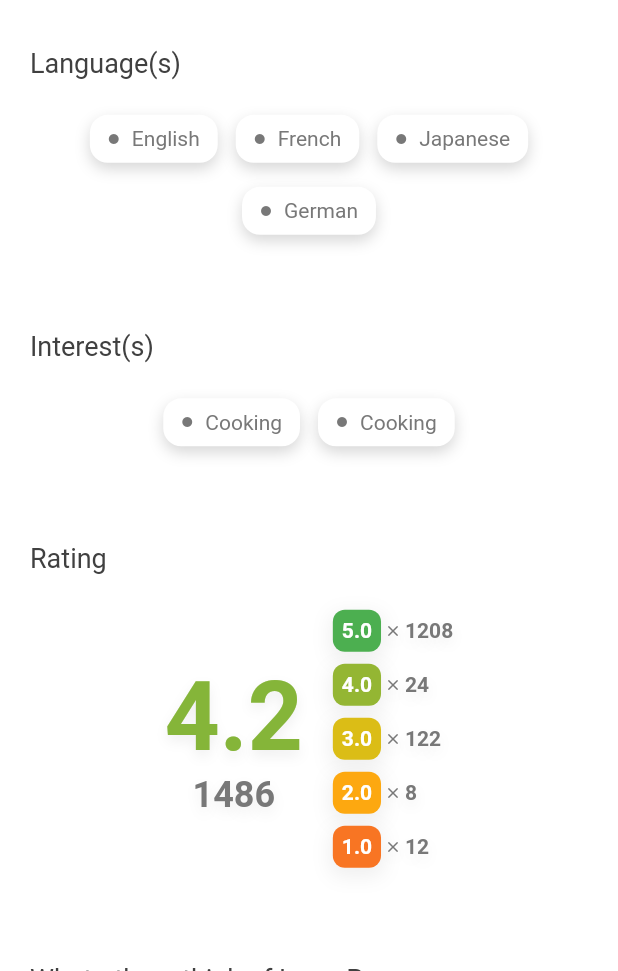
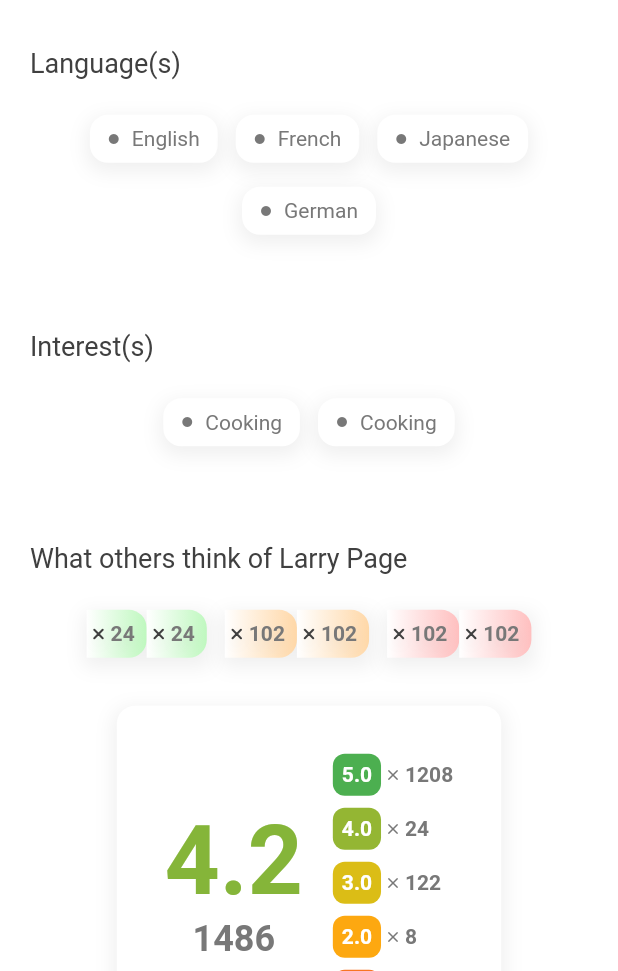
Before and after one commit to bryan-ilman-2002/polkatalk, a Flutter app: the ProfileModal widget shown alone on an empty page, opened directly, on a phone screen of 412 x 824 dp, the part 265-1236 px from its top. Run offline on Flutter 3.47's test engine with Material 2 defaults, Android fonts, the phone set to English and light mode, and no system bars; our stand-ins replace flutter_riverpod, flutter_svg, table_calendar; missing offline and left inert: omni_datetime_picker; Roboto replaces fonts that are missing (Mukta).

Commit message:
profile modal improvements

```diff
--- a/lib/widgets/modals/profile_modal.dart
+++ b/lib/widgets/modals/profile_modal.dart
@@ -1,6 +1,7 @@
 import 'package:flutter/material.dart';
 import 'package:polkatalk/enums/opinion.dart';
 import 'package:polkatalk/functions/getters/app_colors.dart';
+import 'package:polkatalk/functions/getters/heavy_shadow.dart';
 import 'package:polkatalk/functions/getters/light_shadow.dart';
 import 'package:polkatalk/functions/getters/rating_color.dart';
 import 'package:polkatalk/widgets/custom_scroll_behavior.dart';
@@ -191,219 +192,6 @@ class ProfileModal extends StatelessWidget {
                           height: 64,
                         ),
                         Text(
-                          'Rating',
-                          style: TextStyle(
-                            fontSize: 18,
-                            color: heavyGray,
-                          ),
-                        ),
-                        const SizedBox(
-                          height: 24,
-                        ),
-                        Row(
-                          mainAxisAlignment: MainAxisAlignment.center,
-                          children: [
-                            Column(
-                              children: [
-                                Text(
-                                  '4.2',
-                                  style: TextStyle(
-                                    fontSize: 64,
-                                    fontWeight: FontWeight.bold,
-                                    color: getRatingColor(4.2),
-                                    shadows: [
-                                      lightShadow,
-                                    ],
-                                  ),
-                                ),
-                                Text(
-                                  '1486',
-                                  style: TextStyle(
-                                    fontSize: 24,
-                                    fontWeight: FontWeight.bold,
-                                    shadows: [
-                                      lightShadow,
-                                    ],
-                                  ),
-                                ),
-                              ],
-                            ),
-                            const SizedBox(
-                              width: 20,
-                            ),
-                            Column(
-                              crossAxisAlignment: CrossAxisAlignment.start,
-                              children: [
-                                Row(
-                                  children: [
-                                    TextWithBackground(
-                                      backgroundColor: getRatingColor(5.0),
-                                      boxShadow: lightShadow,
-                                      text: '5.0',
-                                    ),
-                                    const SizedBox(
-                                      width: 2,
-                                    ),
-                                    Icon(
-                                      Icons.close_rounded,
-                                      size: 12,
-                                      color: moderateGray,
-                                      shadows: [lightShadow],
-                                    ),
-                                    const SizedBox(
-                                      width: 2,
-                                    ),
-                                    Text(
-                                      '1208',
-                                      style: TextStyle(
-                                        fontWeight: FontWeight.bold,
-                                        shadows: [
-                                          lightShadow,
-                                        ],
-                                      ),
-                                    ),
-                                  ],
-                                ),
-                                const SizedBox(
-                                  height: 8,
-                                ),
-                                Row(
-                                  children: [
-                                    TextWithBackground(
-                                      backgroundColor: getRatingColor(4.0),
-                                      boxShadow: lightShadow,
-                                      text: '4.0',
-                                    ),
-                                    const SizedBox(
-                                      width: 2,
-                                    ),
-                                    Icon(
-                                      Icons.close_rounded,
-                                      size: 12,
-                                      color: moderateGray,
-                                      shadows: [lightShadow],
-                                    ),
-                                    const SizedBox(
-                                      width: 2,
-                                    ),
-                                    Text(
-                                      '24',
-                                      style: TextStyle(
-                                        fontWeight: FontWeight.bold,
-                                        shadows: [
-                                          lightShadow,
-                                        ],
-                                      ),
-                                    ),
-                                  ],
-                                ),
-                                const SizedBox(
-                                  height: 8,
-                                ),
-                                Row(
-                                  children: [
-                                    TextWithBackground(
-                                      backgroundColor: getRatingColor(3.0),
-                                      boxShadow: lightShadow,
-                                      text: '3.0',
-                                    ),
-                                    const SizedBox(
-                                      width: 2,
-                                    ),
-                                    Icon(
-                                      Icons.close_rounded,
-                                      size: 12,
-                                      color: moderateGray,
-                                      shadows: [lightShadow],
-                                    ),
-                                    const SizedBox(
-                                      width: 2,
-                                    ),
-                                    Text(
-                                      '122',
-                                      style: TextStyle(
-                                        fontWeight: FontWeight.bold,
-                                        shadows: [
-                                          lightShadow,
-                                        ],
-                                      ),
-                                    ),
-                                  ],
-                                ),
-                                const SizedBox(
-                                  height: 8,
-                                ),
-                                Row(
-                                  children: [
-                                    TextWithBackground(
-                                      backgroundColor: getRatingColor(2.0),
-                                      boxShadow: lightShadow,
-                                      text: '2.0',
-                                    ),
-                                    const SizedBox(
-                                      width: 2,
-                                    ),
-                                    Icon(
-                                      Icons.close_rounded,
-                                      size: 12,
-                                      color: moderateGray,
-                                      shadows: [lightShadow],
-                                    ),
-                                    const SizedBox(
-                                      width: 2,
-                                    ),
-                                    Text(
-                                      '8',
-                                      style: TextStyle(
-                                        fontWeight: FontWeight.bold,
-                                        shadows: [
-                                          lightShadow,
-                                        ],
-                                      ),
-                                    ),
-                                  ],
-                                ),
-                                const SizedBox(
-                                  height: 8,
-                                ),
-                                Row(
-                                  children: [
-                                    TextWithBackground(
-                                      backgroundColor: getRatingColor(1.0),
-                                      boxShadow: lightShadow,
-                                      text: '1.0',
-                                    ),
-                                    const SizedBox(
-                                      width: 2,
-                                    ),
-                                    Icon(
-                                      Icons.close_rounded,
-                                      size: 12,
-                                      color: moderateGray,
-                                      shadows: [lightShadow],
-                                    ),
-                                    const SizedBox(
-                                      width: 2,
-                                    ),
-                                    Text(
-                                      '12',
-                                      style: TextStyle(
-                                        fontWeight: FontWeight.bold,
-                                        shadows: [
-                                          lightShadow,
-                                        ],
-                                      ),
-                                    ),
-                                  ],
-                                ),
-                              ],
-                            ),
-                          ],
-                        ),
-                        const SizedBox(
-                          height: 64,
-                        ),
-                        Text(
                           'What others think of Larry Page',
                           style: TextStyle(
                             fontSize: 18,
@@ -427,6 +215,190 @@ class ProfileModal extends StatelessWidget {
                               ),
                             ),
                           ],
+                        ),
+                        const SizedBox(
+                          height: 32,
+                        ),
+                        Center(
+                          child: Container(
+                            padding: const EdgeInsets.all(32),
+                            decoration: BoxDecoration(
+                              color: Colors.white,
+                              borderRadius: BorderRadius.circular(12),
+                              boxShadow: [
+                                lightShadow,
+                              ],
+                            ),
+                            child: Row(
+                              mainAxisSize: MainAxisSize.min,
+                              children: [
+                                Column(
+                                  children: [
+                                    Text(
+                                      '4.2',
+                                      style: TextStyle(
+                                        fontSize: 64,
+                                        fontWeight: FontWeight.bold,
+                                        color: getRatingColor(4.2),
+                                      ),
+                                    ),
+                                    const Text(
+                                      '1486',
+                                      style: TextStyle(
+                                        fontSize: 24,
+                                        fontWeight: FontWeight.bold,
+                                      ),
+                                    ),
+                                  ],
+                                ),
+                                const SizedBox(
+                                  width: 20,
+                                ),
+                                Column(
+                                  crossAxisAlignment: CrossAxisAlignment.start,
+                                  children: [
+                                    Row(
+                                      children: [
+                                        TextWithBackground(
+                                          backgroundColor: getRatingColor(5.0),
+                                          text: '5.0',
+                                        ),
+                                        const SizedBox(
+                                          width: 2,
+                                        ),
+                                        Icon(
+                                          Icons.close_rounded,
+                                          size: 12,
+                                          color: moderateGray,
+                                        ),
+                                        const SizedBox(
+                                          width: 2,
+                                        ),
+                                        const Text(
+                                          '1208',
+                                          style: TextStyle(
+                                            fontWeight: FontWeight.bold,
+                                          ),
+                                        ),
+                                      ],
+                                    ),
+                                    const SizedBox(
+                                      height: 8,
+                                    ),
+                                    Row(
+                                      children: [
+                                        TextWithBackground(
+                                          backgroundColor: getRatingColor(4.0),
+                                          text: '4.0',
+                                        ),
+                                        const SizedBox(
+                                          width: 2,
+                                        ),
+                                        Icon(
+                                          Icons.close_rounded,
+                                          size: 12,
+                                          color: moderateGray,
+                                        ),
+                                        const SizedBox(
+                                          width: 2,
+                                        ),
+                                        const Text(
+                                          '24',
+                                          style: TextStyle(
+                                            fontWeight: FontWeight.bold,
+                                          ),
+                                        ),
+                                      ],
+                                    ),
+                                    const SizedBox(
+                                      height: 8,
+                                    ),
+                                    Row(
+                                      children: [
+                                        TextWithBackground(
+                                          backgroundColor: getRatingColor(3.0),
+                                          text: '3.0',
+                                        ),
+                                        const SizedBox(
+                                          width: 2,
+                                        ),
+                                        Icon(
+                                          Icons.close_rounded,
+                                          size: 12,
+                                          color: moderateGray,
+                                        ),
+                                        const SizedBox(
+                                          width: 2,
+                                        ),
+                                        const Text(
+                                          '122',
+                                          style: TextStyle(
+                                            fontWeight: FontWeight.bold,
+                                          ),
+                                        ),
+                                      ],
+                                    ),
+                                    const SizedBox(
+                                      height: 8,
+                                    ),
+                                    Row(
+                                      children: [
+                                        TextWithBackground(
+                                          backgroundColor: getRatingColor(2.0),
+                                          text: '2.0',
+                                        ),
+                                        const SizedBox(
+                                          width: 2,
+                                        ),
+                                        Icon(
+                                          Icons.close_rounded,
+                                          size: 12,
+                                          color: moderateGray,
+                                        ),
+                                        const SizedBox(
+                                          width: 2,
+                                        ),
+                                        const Text(
+                                          '8',
+                                          style: TextStyle(
+                                            fontWeight: FontWeight.bold,
+                                          ),
+                                        ),
+                                      ],
+                                    ),
+                                    const SizedBox(
+                                      height: 8,
+                                    ),
+                                    Row(
+                                      children: [
+                                        TextWithBackground(
+                                          backgroundColor: getRatingColor(1.0),
+                                          text: '1.0',
+                                        ),
+                                        const SizedBox(
+                                          width: 2,
+                                        ),
+                                        Icon(
+                                          Icons.close_rounded,
+                                          size: 12,
+                                          color: moderateGray,
+                                        ),
+                                        const SizedBox(
+                                          width: 2,
+                                        ),
+                                        const Text(
+                                          '12',
+                                          style: TextStyle(
+                                            fontWeight: FontWeight.bold,
+                                          ),
+                                        ),
+                                      ],
+                                    ),
+                                  ],
+                                ),
+                              ],
+                            ),
+                          ),
                         ),
                         const SizedBox(
                           height: 64,
--- a/lib/widgets/social_media_links.dart
+++ b/lib/widgets/social_media_links.dart
@@ -44,13 +44,13 @@ class SocialMediaLinks extends StatelessWidget {
                 padding: const EdgeInsets.all(8),
                 decoration: BoxDecoration(
                   color: tinyGray,
-                  border: Border.all(
-                    color: moderateGray,
-                  ),
+                  // border: Border.all(
+                  //   color: moderateGray,
+                  // ),
                   borderRadius: BorderRadius.circular(12),
-                  // boxShadow: [
-                  //   lightShadow,
-                  // ],
+                  boxShadow: [
+                    heavyShadow,
+                  ],
                 ),
                 child: Row(
                   children: [
--- a/lib/widgets/tag.dart
+++ b/lib/widgets/tag.dart
@@ -21,7 +21,7 @@ class Tag extends StatelessWidget {
         ? Container(
             decoration: BoxDecoration(
               boxShadow: [
-                heavyShadow,
+                lightShadow,
               ],
             ),
             child: Row(
@@ -38,7 +38,7 @@ class Tag extends StatelessWidget {
               color: Colors.white,
               borderRadius: BorderRadius.circular(12),
               boxShadow: [
-                heavyShadow,
+                lightShadow,
               ],
             ),
             child: Row(
```
